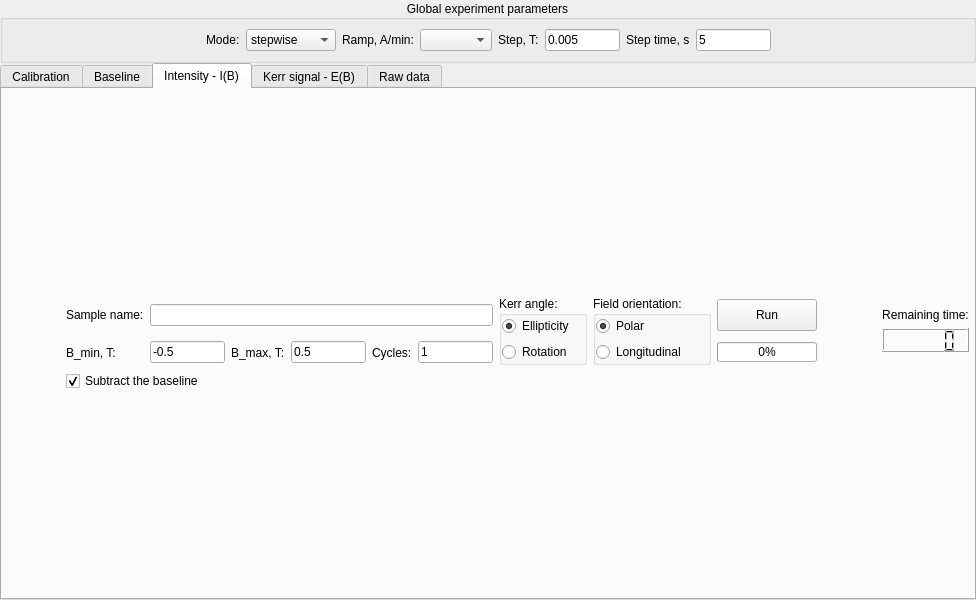
Above: nicos_jcns/moke01/gui/mokepanel.ui from mlz-ictrl/nicos before the change. Below: the same form after it.
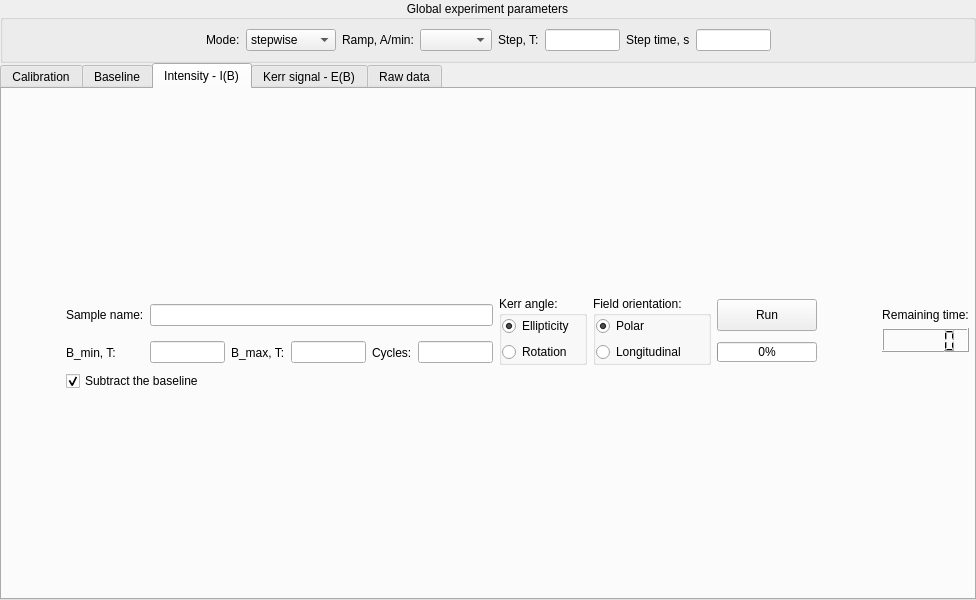
That is the form after the change. The open tabs and pages were chosen to show the change.

What changed in the file:
```diff
--- a/nicos_jcns/moke01/gui/mokepanel.ui
+++ b/nicos_jcns/moke01/gui/mokepanel.ui
@@ -112,7 +112,7 @@
          </size>
         </property>
         <property name="text">
-         <string>0.005</string>
+         <string/>
         </property>
        </widget>
       </item>
@@ -158,7 +158,7 @@
          </size>
         </property>
         <property name="text">
-         <string>5</string>
+         <string/>
         </property>
        </widget>
       </item>
@@ -474,7 +474,7 @@
             </size>
            </property>
            <property name="text">
-            <string>1</string>
+            <string/>
            </property>
           </widget>
          </item>
@@ -510,7 +510,7 @@
             </size>
            </property>
            <property name="text">
-            <string>-0.5</string>
+            <string/>
            </property>
           </widget>
          </item>
@@ -529,7 +529,7 @@
             </size>
            </property>
            <property name="text">
-            <string>0.5</string>
+            <string/>
            </property>
           </widget>
          </item>
```
Left out of the diff: 2 changed lines with no effect on the pictures.
